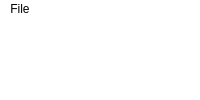
This is qt_app/gui/phasorflim.ui in Tomkaehst/PhasorFLIM as Qt 5 draws it before an edit. The edited form follows.
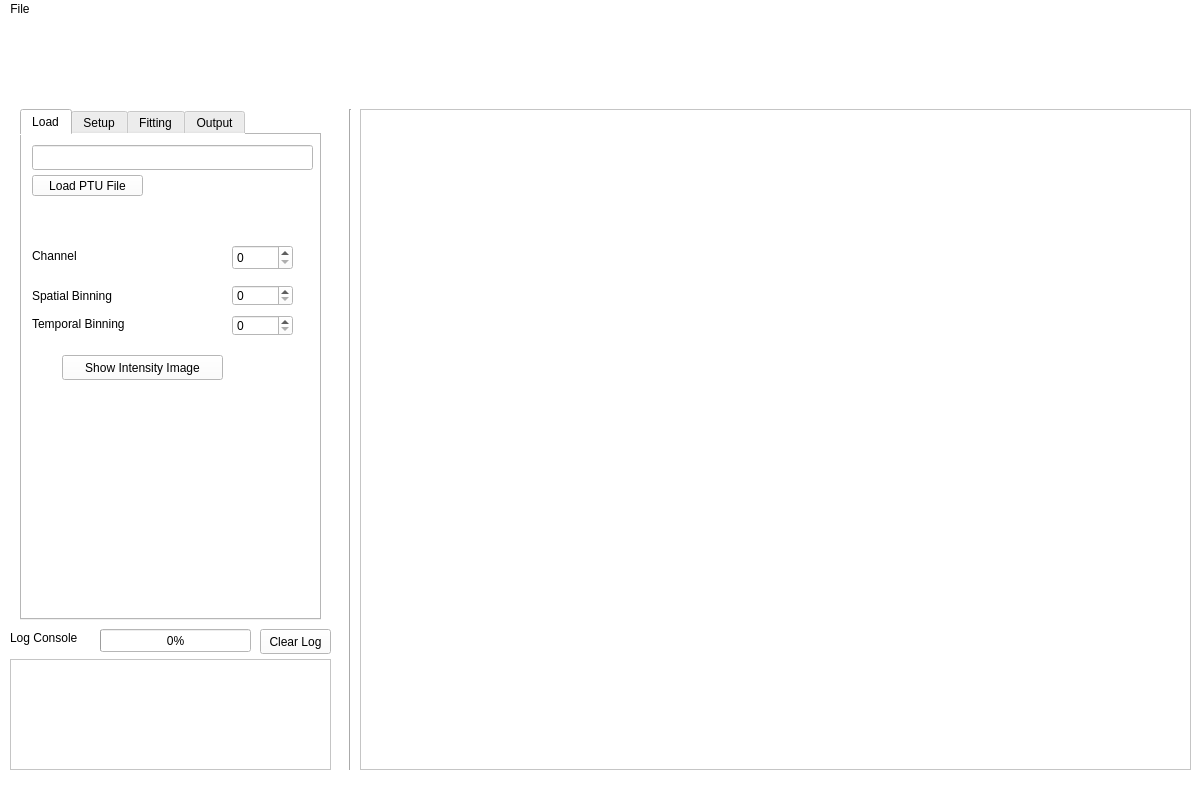
This is the edited form. Custom widgets are drawn as their Qt base class.

```diff
--- a/qt_app/gui/phasorflim.ui
+++ b/qt_app/gui/phasorflim.ui
@@ -2,6 +2,14 @@
 <ui version="4.0">
  <class>mainWindow</class>
  <widget class="QMainWindow" name="mainWindow">
+  <property name="geometry">
+   <rect>
+    <x>0</x>
+    <y>0</y>
+    <width>1200</width>
+    <height>800</height>
+   </rect>
+  </property>
   <property name="sizePolicy">
    <sizepolicy hsizetype="Maximum" vsizetype="Maximum">
     <horstretch>0</horstretch>
@@ -24,112 +32,11 @@
    <string notr="true">background-color: rgb(255, 255, 255);</string>
   </property>
   <widget class="QWidget" name="centralwidget">
-   <widget class="QLabel" name="label_channel">
-    <property name="geometry">
-     <rect>
-      <x>280</x>
-      <y>10</y>
-      <width>67</width>
-      <height>17</height>
-     </rect>
-    </property>
-    <property name="text">
-     <string>Channel</string>
-    </property>
-   </widget>
-   <widget class="QLabel" name="label_spatialBinning">
-    <property name="geometry">
-     <rect>
-      <x>240</x>
-      <y>30</y>
-      <width>101</width>
-      <height>17</height>
-     </rect>
-    </property>
-    <property name="text">
-     <string>Spatial Binning</string>
-    </property>
-   </widget>
-   <widget class="QLabel" name="label_temporalBinning">
-    <property name="geometry">
-     <rect>
-      <x>220</x>
-      <y>50</y>
-      <width>121</width>
-      <height>17</height>
-     </rect>
-    </property>
-    <property name="text">
-     <string>Temporal Binning</string>
-    </property>
-   </widget>
-   <widget class="QSpinBox" name="spinBox_channel">
-    <property name="geometry">
-     <rect>
-      <x>370</x>
-      <y>10</y>
-      <width>48</width>
-      <height>21</height>
-     </rect>
-    </property>
-    <property name="maximum">
-     <number>3</number>
-    </property>
-   </widget>
-   <widget class="QSpinBox" name="spinBox_spatialBinning">
-    <property name="geometry">
-     <rect>
-      <x>370</x>
-      <y>30</y>
-      <width>48</width>
-      <height>21</height>
-     </rect>
-    </property>
-    <property name="maximum">
-     <number>8</number>
-    </property>
-   </widget>
-   <widget class="QSpinBox" name="spinBox_temporalBinning">
-    <property name="geometry">
-     <rect>
-      <x>370</x>
-      <y>50</y>
-      <width>48</width>
-      <height>21</height>
-     </rect>
-    </property>
-    <property name="maximum">
-     <number>8</number>
-    </property>
-   </widget>
-   <widget class="QPushButton" name="pushButton_showIntensityImage">
-    <property name="geometry">
-     <rect>
-      <x>560</x>
-      <y>20</y>
-      <width>161</width>
-      <height>25</height>
-     </rect>
-    </property>
-    <property name="text">
-     <string>Show Intensity Image</string>
-    </property>
-   </widget>
-   <widget class="QTextBrowser" name="logConsole">
-    <property name="geometry">
-     <rect>
-      <x>10</x>
-      <y>520</y>
-      <width>301</width>
-      <height>111</height>
-     </rect>
-    </property>
-   </widget>
    <widget class="QLabel" name="label_LogConsole">
     <property name="geometry">
      <rect>
       <x>10</x>
-      <y>490</y>
+      <y>610</y>
       <width>91</width>
       <height>17</height>
      </rect>
@@ -144,7 +51,7 @@
       <x>340</x>
       <y>90</y>
       <width>20</width>
-      <height>541</height>
+      <height>661</height>
      </rect>
     </property>
     <property name="orientation">
@@ -154,8 +61,8 @@
    <widget class="QPushButton" name="pushButton_clearLog">
     <property name="geometry">
      <rect>
-      <x>238</x>
-      <y>490</y>
+      <x>260</x>
+      <y>610</y>
       <width>71</width>
       <height>25</height>
      </rect>
@@ -168,9 +75,9 @@
     <property name="geometry">
      <rect>
       <x>20</x>
-      <y>110</y>
+      <y>90</y>
       <width>301</width>
-      <height>361</height>
+      <height>511</height>
      </rect>
     </property>
     <property name="currentIndex">
@@ -203,6 +110,97 @@
        </rect>
       </property>
      </widget>
+     <widget class="QLabel" name="label_channel">
+      <property name="geometry">
+       <rect>
+        <x>10</x>
+        <y>110</y>
+        <width>61</width>
+        <height>21</height>
+       </rect>
+      </property>
+      <property name="text">
+       <string>Channel</string>
+      </property>
+     </widget>
+     <widget class="QSpinBox" name="spinBox_channel">
+      <property name="geometry">
+       <rect>
+        <x>210</x>
+        <y>110</y>
+        <width>61</width>
+        <height>25</height>
+       </rect>
+      </property>
+      <property name="maximum">
+       <number>3</number>
+      </property>
+     </widget>
+     <widget class="QLabel" name="label_spatialBinning">
+      <property name="geometry">
+       <rect>
+        <x>10</x>
+        <y>150</y>
+        <width>101</width>
+        <height>21</height>
+       </rect>
+      </property>
+      <property name="text">
+       <string>Spatial Binning</string>
+      </property>
+     </widget>
+     <widget class="QSpinBox" name="spinBox_spatialBinning">
+      <property name="geometry">
+       <rect>
+        <x>210</x>
+        <y>150</y>
+        <width>61</width>
+        <height>21</height>
+       </rect>
+      </property>
+      <property name="maximum">
+       <number>8</number>
+      </property>
+     </widget>
+     <widget class="QLabel" name="label_temporalBinning">
+      <property name="geometry">
+       <rect>
+        <x>10</x>
+        <y>180</y>
+        <width>121</width>
+        <height>17</height>
+       </rect>
+      </property>
+      <property name="text">
+       <string>Temporal Binning</string>
+      </property>
+     </widget>
+     <widget class="QSpinBox" name="spinBox_temporalBinning">
+      <property name="geometry">
+       <rect>
+        <x>210</x>
+        <y>180</y>
+        <width>61</width>
+        <height>21</height>
+       </rect>
+      </property>
+      <property name="maximum">
+       <number>8</number>
+      </property>
+     </widget>
+     <widget class="QPushButton" name="pushButton_showIntensityImage">
+      <property name="geometry">
+       <rect>
+        <x>40</x>
+        <y>220</y>
+        <width>161</width>
+        <height>25</height>
+       </rect>
+      </property>
+      <property name="text">
+       <string>Show Intensity Image</string>
+      </property>
+     </widget>
     </widget>
     <widget class="QWidget" name="tab_setup">
      <attribute name="title">
@@ -223,9 +221,9 @@
    <widget class="QProgressBar" name="progressBar">
     <property name="geometry">
      <rect>
-      <x>110</x>
-      <y>490</y>
-      <width>118</width>
+      <x>100</x>
+      <y>610</y>
+      <width>151</width>
       <height>23</height>
      </rect>
     </property>
@@ -238,8 +236,18 @@
      <rect>
       <x>360</x>
       <y>90</y>
-      <width>801</width>
-      <height>541</height>
+      <width>831</width>
+      <height>661</height>
+     </rect>
+    </property>
+   </widget>
+   <widget class="QPlainTextEdit" name="logConsole">
+    <property name="geometry">
+     <rect>
+      <x>10</x>
+      <y>640</y>
+      <width>321</width>
+      <height>111</height>
      </rect>
     </property>
    </widget>
@@ -249,7 +257,7 @@
     <rect>
      <x>0</x>
      <y>0</y>
-     <width>1168</width>
+     <width>1200</width>
      <height>22</height>
     </rect>
    </property>
```
Left out of the diff: 1 changed line with no effect on the pictures.
